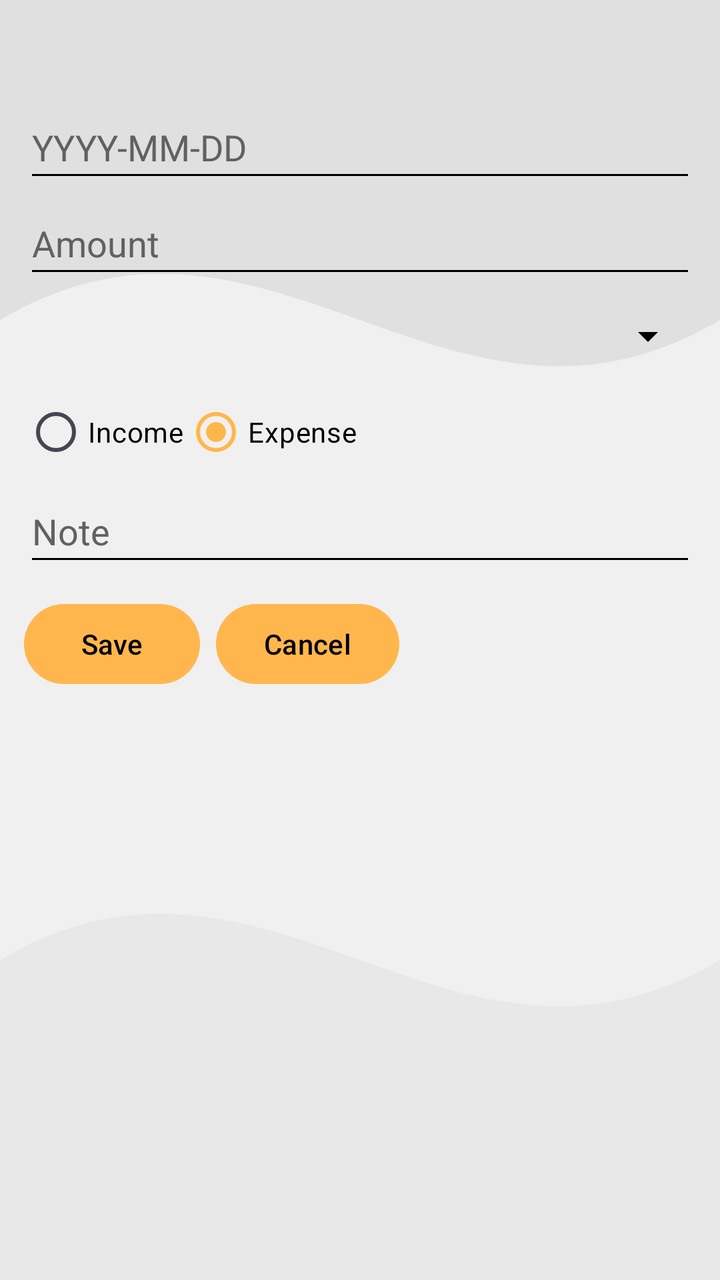
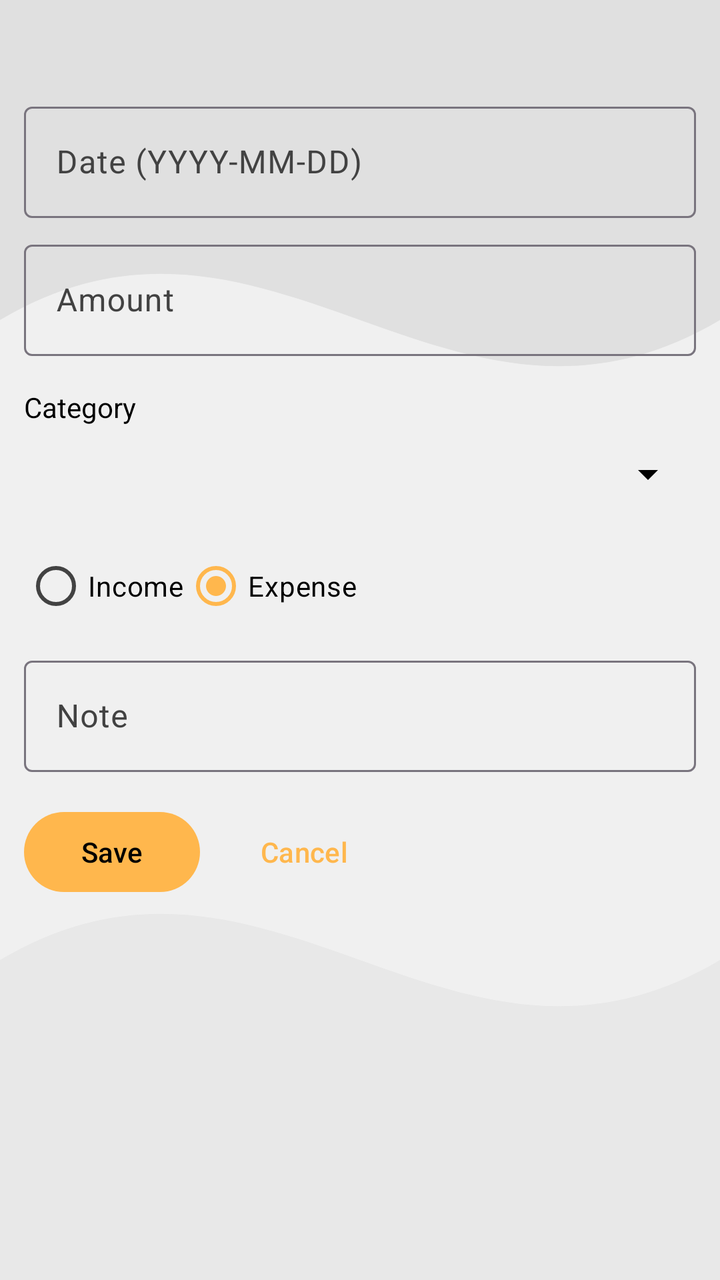

Before-and-after screenshots of an Android layout around one commit, followed by the original layout XML and the change that was made.
<!-- AndroidManifest.xml: application theme Theme.BudgetManagerProject -->
<!-- res/layout/activity_add_entry.xml -->
<?xml version="1.0" encoding="utf-8"?>
<ScrollView xmlns:android="http://schemas.android.com/apk/res/android"
    android:layout_width="match_parent"
    android:layout_height="match_parent"
    android:background="@drawable/bg_pattern_wave"
    android:fillViewport="true">

    <LinearLayout
        android:layout_width="match_parent"
        android:layout_height="wrap_content"
        android:orientation="vertical"
        android:paddingTop="48dp"
        android:paddingBottom="12dp"
        android:paddingStart="12dp"
        android:paddingEnd="12dp">

        
        <EditText
            android:id="@+id/etDate"
            android:layout_width="match_parent"
            android:layout_height="wrap_content"
            android:hint="YYYY-MM-DD"
            android:focusable="false"
            android:clickable="true"
            android:inputType="none"
            android:textColor="#000000"
            android:textColorHint="#616161"
            android:minHeight="48dp"/>

        <EditText
            android:id="@+id/etAmount"
            android:layout_width="match_parent"
            android:layout_height="wrap_content"
            android:hint="Amount"
            android:inputType="numberDecimal"
            android:textColor="#000000"
            android:textColorHint="#616161"
            android:minHeight="48dp"/>

        
        <Spinner
            android:id="@+id/spCategory"
            android:layout_width="match_parent"
            android:layout_height="wrap_content"
            android:minHeight="48dp" />

        <RadioGroup
            android:id="@+id/rgType"
            android:layout_width="match_parent"
            android:layout_height="wrap_content"
            android:orientation="horizontal">

            <RadioButton
                android:id="@+id/rbIncome"
                android:layout_width="wrap_content"
                android:layout_height="wrap_content"
                android:text="Income"
                android:textColor="#000000"
                android:buttonTint="#FF9800"/>

            <RadioButton
                android:id="@+id/rbExpense"
                android:layout_width="wrap_content"
                android:layout_height="wrap_content"
                android:checked="true"
                android:text="Expense"
                android:textColor="#000000"
                android:buttonTint="#FF9800"/>

        </RadioGroup>

        <EditText
            android:id="@+id/etNote"
            android:layout_width="match_parent"
            android:layout_height="wrap_content"
            android:hint="Note"
            android:textColor="#000000"
            android:textColorHint="#616161"
            android:minHeight="48dp"/>

        <LinearLayout
            android:layout_width="match_parent"
            android:layout_height="wrap_content"
            android:orientation="horizontal"
            android:paddingTop="10dp">

            <Button
                android:id="@+id/btnSave"
                android:layout_width="wrap_content"
                android:layout_height="wrap_content"
                android:text="Save" />

            <Button
                android:id="@+id/btnCancel"
                android:layout_width="wrap_content"
                android:layout_height="wrap_content"
                android:layout_marginStart="8dp"
                android:text="Cancel" />
        </LinearLayout>

    </LinearLayout>
</ScrollView>
<!-- resources referenced by this layout -->
<resources>
  <!-- drawable bg_pattern_wave (drawable) -->
  <vector xmlns:android="http://schemas.android.com/apk/res/android"
      android:width="400dp"
      android:height="800dp"
      android:viewportWidth="400"
      android:viewportHeight="800">
      
      <path
          android:fillColor="#F0F0F0"
          android:pathData="M0,0 L400,0 L400,800 L0,800 Z" />
      <path
          android:fillColor="#E8E8E8"
          android:pathData="M0,600 C150,500 250,700 400,600 L400,800 L0,800 Z" />
      <path
          android:fillColor="#E0E0E0"
          android:pathData="M0,0 L400,0 L400,200 C250,300 150,100 0,200 Z" />
  </vector>
  <style name="Theme.BudgetManagerProject" parent="Theme.Material3.DayNight.NoActionBar">
  
          
          <item name="colorPrimary">#FFB74D</item> 
          <item name="colorOnPrimary">#000000</item> 
  
          
          <item name="colorSecondary">#FF9800</item>
          <item name="colorOnSecondary">#000000</item>
  
          
          <item name="colorControlNormal">#000000</item> 
  
          
          <item name="android:windowBackground">#FFFFFF</item> 
          <item name="android:colorBackground">#FFFFFF</item>  
          <item name="colorSurface">#FFFFFF</item>            
  
          <item name="colorOnBackground">#000000</item>       
          <item name="colorOnSurface">#000000</item>          
          
  
          
          <item name="android:statusBarColor">#FFA726</item> 
  
          
          <item name="android:textColorHint">#8A000000</item> 
  
      </style>
</resources>

<!-- the commit's change to res/layout/activity_add_entry.xml (unified diff, before → after) -->
@@ -14,88 +14,109 @@
         android:paddingStart="12dp"
         android:paddingEnd="12dp">
 
-        
-        <EditText
-            android:id="@+id/etDate"
+        <com.google.android.material.textfield.TextInputLayout
             android:layout_width="match_parent"
             android:layout_height="wrap_content"
-            android:hint="YYYY-MM-DD"
-            android:focusable="false"
-            android:clickable="true"
-            android:inputType="none"
-            android:textColor="#000000"
-            android:textColorHint="#616161"
-            android:minHeight="48dp"/>
+            android:hint="@string/hint_date"
+            style="@style/Widget.Material3.TextInputLayout.OutlinedBox"
+            android:layout_marginBottom="8dp">
 
-        <EditText
-            android:id="@+id/etAmount"
+            <com.google.android.material.textfield.TextInputEditText
+                android:id="@+id/etDate"
+                android:layout_width="match_parent"
+                android:layout_height="wrap_content"
+                android:focusable="false"
+                android:clickable="true"
+                android:inputType="none"
+                android:textColor="#000000" />
+        </com.google.android.material.textfield.TextInputLayout>
+
+        <com.google.android.material.textfield.TextInputLayout
             android:layout_width="match_parent"
             android:layout_height="wrap_content"
-            android:hint="Amount"
-            android:inputType="numberDecimal"
-            android:textColor="#000000"
-            android:textColorHint="#616161"
-            android:minHeight="48dp"/>
+            android:hint="@string/hint_amount"
+            style="@style/Widget.Material3.TextInputLayout.OutlinedBox"
+            android:layout_marginBottom="8dp">
 
-        
+            <com.google.android.material.textfield.TextInputEditText
+                android:id="@+id/etAmount"
+                android:layout_width="match_parent"
+                android:layout_height="wrap_content"
+                android:inputType="numberDecimal"
+                android:textColor="#000000" />
+        </com.google.android.material.textfield.TextInputLayout>
+
+        <TextView
+            android:layout_width="wrap_content"
+            android:layout_height="wrap_content"
+            android:text="@string/label_category"
+            android:layout_marginTop="8dp"
+            android:textColor="#000000"/>
+
         <Spinner
             android:id="@+id/spCategory"
             android:layout_width="match_parent"
             android:layout_height="wrap_content"
-            android:minHeight="48dp" />
+            android:minHeight="48dp"
+            android:layout_marginBottom="8dp" />
 
         <RadioGroup
             android:id="@+id/rgType"
             android:layout_width="match_parent"
             android:layout_height="wrap_content"
-            android:orientation="horizontal">
+            android:orientation="horizontal"
+            android:layout_marginBottom="8dp">
 
-            <RadioButton
+            <com.google.android.material.radiobutton.MaterialRadioButton
                 android:id="@+id/rbIncome"
                 android:layout_width="wrap_content"
                 android:layout_height="wrap_content"
                 android:text="Income"
-                android:textColor="#000000"
-                android:buttonTint="#FF9800"/>
+                android:textColor="#000000" />
 
-            <RadioButton
+            <com.google.android.material.radiobutton.MaterialRadioButton
                 android:id="@+id/rbExpense"
                 android:layout_width="wrap_content"
                 android:layout_height="wrap_content"
                 android:checked="true"
                 android:text="Expense"
-                android:textColor="#000000"
-                android:buttonTint="#FF9800"/>
+                android:textColor="#000000" />
 
         </RadioGroup>
 
-        <EditText
-            android:id="@+id/etNote"
+        <com.google.android.material.textfield.TextInputLayout
             android:layout_width="match_parent"
             android:layout_height="wrap_content"
-            android:hint="Note"
-            android:textColor="#000000"
-            android:textColorHint="#616161"
-            android:minHeight="48dp"/>
+            android:hint="@string/hint_note"
+            style="@style/Widget.Material3.TextInputLayout.OutlinedBox"
+            android:layout_marginBottom="16dp">
+
+            <com.google.android.material.textfield.TextInputEditText
+                android:id="@+id/etNote"
+                android:layout_width="match_parent"
+                android:layout_height="wrap_content"
+                android:textColor="#000000" />
+        </com.google.android.material.textfield.TextInputLayout>
 
         <LinearLayout
             android:layout_width="match_parent"
             android:layout_height="wrap_content"
-            android:orientation="horizontal"
-            android:paddingTop="10dp">
+            android:orientation="horizontal">
 
-            <Button
+            <com.google.android.material.button.MaterialButton
                 android:id="@+id/btnSave"
+                style="@style/Widget.Material3.Button"
                 android:layout_width="wrap_content"
                 android:layout_height="wrap_content"
-                android:text="Save" />
+                android:text="@string/label_save" />
 
-            <Button
+            <com.google.android.material.button.MaterialButton
                 android:id="@+id/btnCancel"
+                style="@style/Widget.Material3.Button.TextButton"
                 android:layout_width="wrap_content"
                 android:layout_height="wrap_content"
                 android:layout_marginStart="8dp"
-                android:text="Cancel" />
+                android:text="@string/label_cancel" />
         </LinearLayout>
 
     </LinearLayout>
<!-- resource entries referenced after the edit -->
@@ -17,33 +17,43 @@
           android:fillColor="#E0E0E0"
           android:pathData="M0,0 L400,0 L400,200 C250,300 150,100 0,200 Z" />
   </vector>
-  <style name="Theme.BudgetManagerProject" parent="Theme.Material3.DayNight.NoActionBar">
+  <string name="hint_amount">Amount</string>
+  <string name="hint_date">Date (YYYY-MM-DD)</string>
+  <string name="hint_note">Note</string>
+  <string name="label_cancel">Cancel</string>
+  <string name="label_category">Category</string>
+  <string name="label_save">Save</string>
+  <style name="Theme.BudgetManagerProject" parent="Theme.Material3.Light.NoActionBar">
   
           
           <item name="colorPrimary">#FFB74D</item> 
-          <item name="colorOnPrimary">#000000</item> 
+          <item name="colorOnPrimary">#000000</item>
+          <item name="colorPrimaryContainer">#FFE0B2</item>
+          <item name="colorOnPrimaryContainer">#211000</item>
   
           
           <item name="colorSecondary">#FF9800</item>
           <item name="colorOnSecondary">#000000</item>
+          <item name="colorSecondaryContainer">#FFCC80</item>
+          <item name="colorOnSecondaryContainer">#2B1700</item>
   
           
-          <item name="colorControlNormal">#000000</item> 
+          <item name="android:windowBackground">#FFFFFF</item>
+          <item name="android:colorBackground">#FFFFFF</item>
+          <item name="colorSurface">#FFFFFF</item>
+          <item name="colorOnSurface">#000000</item>
+          <item name="colorSurfaceVariant">#F5F5F5</item>
+          <item name="colorOnSurfaceVariant">#424242</item>
+  
+          <item name="colorOnBackground">#000000</item>
   
           
-          <item name="android:windowBackground">#FFFFFF</item> 
-          <item name="android:colorBackground">#FFFFFF</item>  
-          <item name="colorSurface">#FFFFFF</item>            
-  
-          <item name="colorOnBackground">#000000</item>       
-          <item name="colorOnSurface">#000000</item>          
-          
+          <item name="android:statusBarColor">#FFA726</item>
   
           
-          <item name="android:statusBarColor">#FFA726</item> 
+          <item name="colorControlNormal">#000000</item>
   
-          
-          <item name="android:textColorHint">#8A000000</item> 
+          <item name="android:textColorHint">#8A000000</item>
   
       </style>
 </resources>
